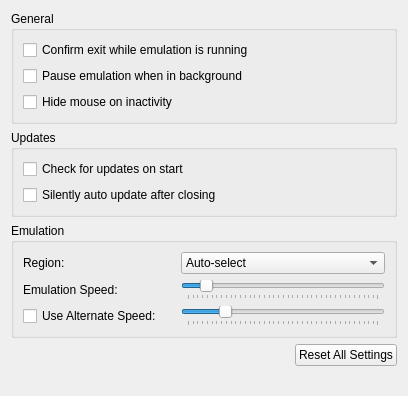
Old version of the form src/citra_qt/configuration/configure_general.ui in the repository PabloMK7/citra.
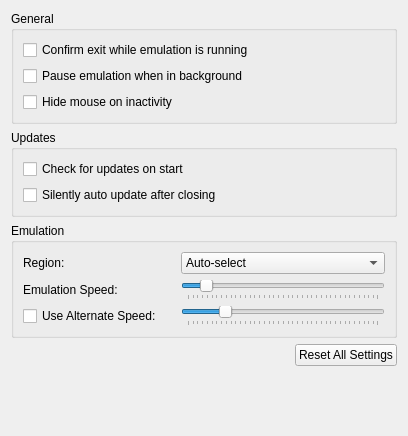
New version of the form.

```diff
--- a/src/citra_qt/configuration/configure_general.ui
+++ b/src/citra_qt/configuration/configure_general.ui
@@ -7,7 +7,7 @@
     <x>0</x>
     <y>0</y>
     <width>408</width>
-    <height>396</height>
+    <height>436</height>
    </rect>
   </property>
   <property name="windowTitle">
```
Left out of the diff: 12 changed lines with no effect on the pictures.
